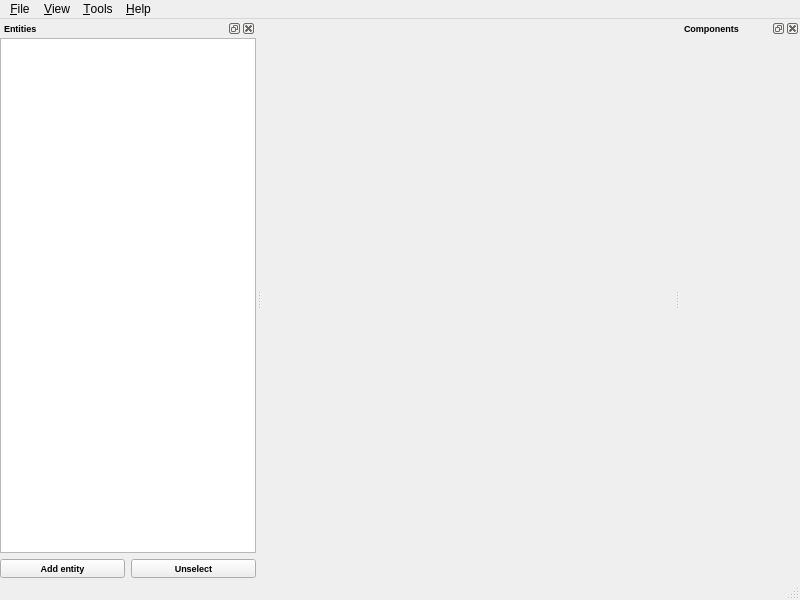
Before: the Qt Designer form interface/RaZor.ui in Razakhel/RaZor, drawn with Qt 5.
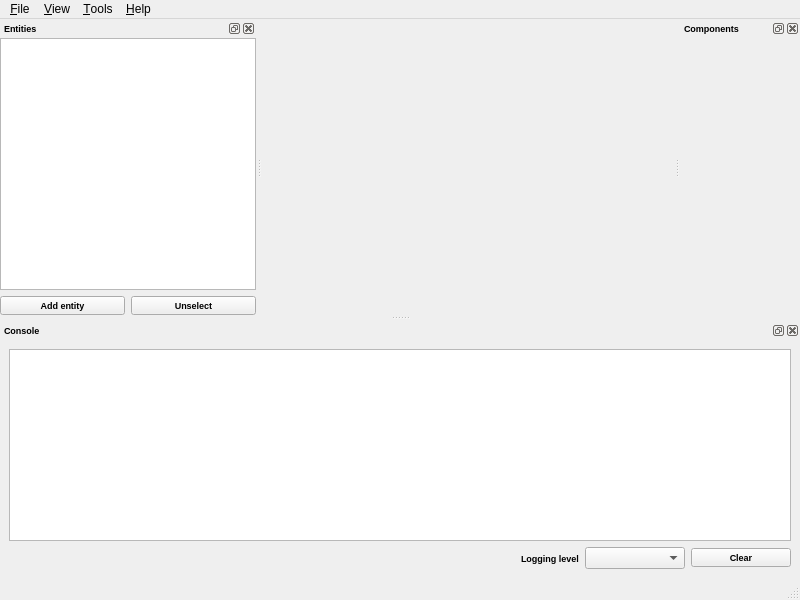
After: the same form once the commit is applied. Custom widgets are drawn as their Qt base class.

Commit message:
[Console] Added a console panel, which prints all RaZ logging operations
- Added error, warning & info icons in assets/ & as resources
  - Reorganized existing icons in dedicated folders

- Updated RaZ (commit 2788582)

- Made use of the dedicated group boxes actions to be displayed in View > Windows

- Removed the external console by making a WIN32 executable under Windows

```diff
--- a/interface/RaZor.ui
+++ b/interface/RaZor.ui
@@ -76,18 +76,6 @@
   </widget>
   <widget class="QStatusBar" name="statusBar"/>
   <widget class="QDockWidget" name="entitiesPanel">
-   <property name="sizePolicy">
-    <sizepolicy hsizetype="Preferred" vsizetype="Preferred">
-     <horstretch>0</horstretch>
-     <verstretch>0</verstretch>
-    </sizepolicy>
-   </property>
-   <property name="minimumSize">
-    <size>
-     <width>158</width>
-     <height>161</height>
-    </size>
-   </property>
    <property name="font">
     <font>
      <pointsize>7</pointsize>
@@ -126,12 +114,6 @@
      </property>
      <item row="0" column="0">
       <widget class="EntitiesList" name="entitiesList">
-       <property name="sizePolicy">
-        <sizepolicy hsizetype="Expanding" vsizetype="Expanding">
-         <horstretch>0</horstretch>
-         <verstretch>0</verstretch>
-        </sizepolicy>
-       </property>
        <property name="font">
         <font>
          <pointsize>10</pointsize>
@@ -223,6 +205,89 @@
     </layout>
    </widget>
   </widget>
+  <widget class="QDockWidget" name="consolePanel">
+   <property name="font">
+    <font>
+     <pointsize>7</pointsize>
+     <weight>75</weight>
+     <bold>true</bold>
+    </font>
+   </property>
+   <property name="allowedAreas">
+    <set>Qt::BottomDockWidgetArea|Qt::TopDockWidgetArea</set>
+   </property>
+   <property name="windowTitle">
+    <string>Console</string>
+   </property>
+   <attribute name="dockWidgetArea">
+    <number>8</number>
+   </attribute>
+   <widget class="QWidget" name="consoleWidget">
+    <layout class="QVBoxLayout" name="consoleLayout">
+     <item>
+      <widget class="QListWidget" name="console">
+       <property name="enabled">
+        <bool>true</bool>
+       </property>
+       <property name="font">
+        <font>
+         <pointsize>8</pointsize>
+         <weight>50</weight>
+         <bold>false</bold>
+        </font>
+       </property>
+      </widget>
+     </item>
+     <item>
+      <layout class="QHBoxLayout" name="consoleActionsLayout">
+       <item>
+        <spacer name="consoleActionsSpacer">
+         <property name="orientation">
+          <enum>Qt::Horizontal</enum>
+         </property>
+         <property name="sizeHint" stdset="0">
+          <size>
+           <width>40</width>
+           <height>20</height>
+          </size>
+         </property>
+        </spacer>
+       </item>
+       <item>
+        <widget class="QLabel" name="loggingLevelLabel">
+         <property name="text">
+          <string>Logging level</string>
+         </property>
+        </widget>
+       </item>
+       <item>
+        <widget class="QComboBox" name="loggingLevel">
+         <property name="minimumSize">
+          <size>
+           <width>100</width>
+           <height>0</height>
+          </size>
+         </property>
+        </widget>
+       </item>
+       <item>
+        <widget class="QPushButton" name="clearConsole">
+         <property name="minimumSize">
+          <size>
+           <width>100</width>
+           <height>0</height>
+          </size>
+         </property>
+         <property name="text">
+          <string>Clear</string>
+         </property>
+        </widget>
+       </item>
+      </layout>
+     </item>
+    </layout>
+   </widget>
+  </widget>
   <action name="actionOpen">
    <property name="text">
     <string>&amp;Open...</string>
```
Left out of the diff: 12 changed lines with no effect on the pictures. The commit also changes 24 other files.
